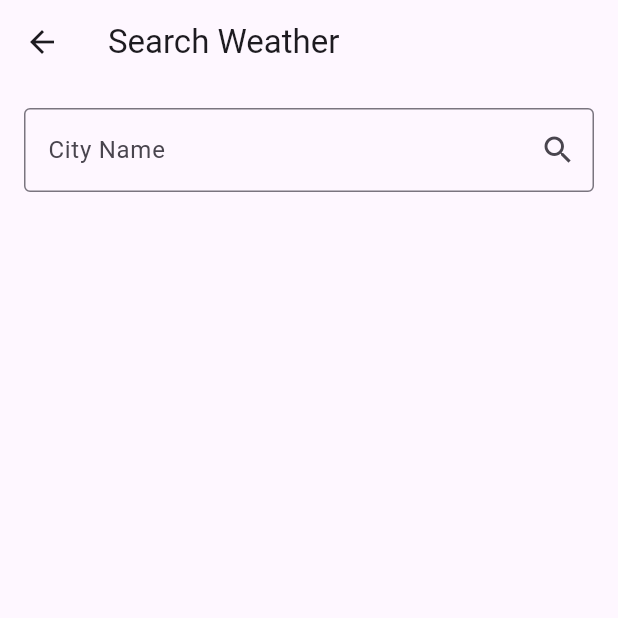
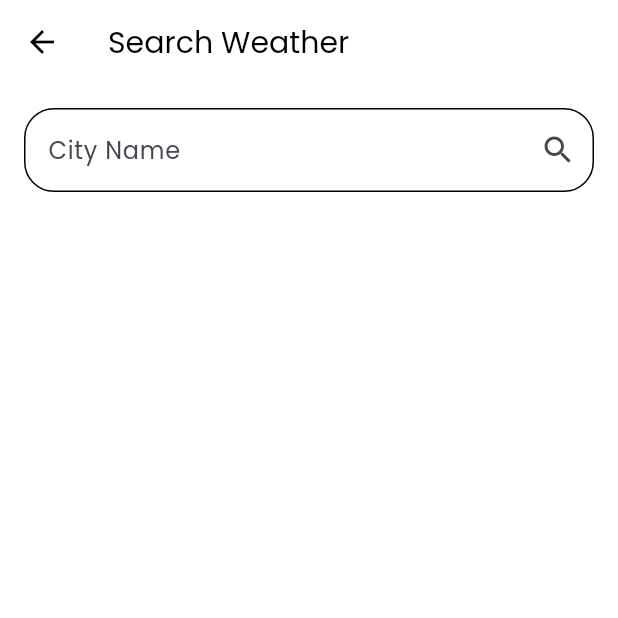
Before and after one commit to kasun0403/simple_weather_app, a Flutter app: the SearchWeatherPage screen opened directly, on a phone screen of 412 x 824 dp, the top half of it. Run offline on Flutter 3.47's test engine with Material 3 defaults, Android fonts, the phone set to English and light mode, and no system bars; our stand-ins replace flutter_dotenv, geocoding, geolocator, google_fonts, lottie, shared_preferences; accounts and stored records are empty.

Commit message:
added Theme persistance

```diff
--- /dev/null
+++ b/lib/providers/theme_provider.dart
@@ -0,0 +1,31 @@
+import 'package:flutter/material.dart';
+import 'package:simple_weather_app/services/theme_persistance.dart';
+import 'package:simple_weather_app/utils/themes.dart';
+
+class ThemeProvider extends ChangeNotifier {
+  ThemeData _themeData = ThemesData().lightMode;
+  final ThemePersistance _themePersistance = ThemePersistance();
+  //constructor
+  ThemeProvider() {
+    _loadTheme();
+  }
+//getter
+  ThemeData get getThemeData => _themeData;
+
+//setter
+  set setThemeData(ThemeData theme) {
+    _themeData = theme;
+    notifyListeners();
+  }
+
+  Future<void> _loadTheme() async {
+    bool isDark = await _themePersistance.loadTheme();
+    setThemeData = isDark ? ThemesData().darkMode : ThemesData().lightMode;
+  }
+
+  //toggle theme
+  Future<void> toggleTheme(bool isDark) async {
+    setThemeData = isDark ? ThemesData().darkMode : ThemesData().lightMode;
+    await _themePersistance.storeTheme(isDark);
+  }
+}
--- /dev/null
+++ b/lib/utils/themes.dart
@@ -0,0 +1,62 @@
+import 'package:flutter/material.dart';
+import 'package:google_fonts/google_fonts.dart';
+
+class ThemesData {
+  //light mode theme
+  final ThemeData lightMode = ThemeData(
+    brightness: Brightness.light,
+    fontFamily: GoogleFonts.poppins().fontFamily,
+    primarySwatch: Colors.blue,
+    appBarTheme: AppBarTheme(
+      backgroundColor: Colors.white,
+      titleTextStyle: TextStyle(
+          color: Colors.black,
+          fontFamily: GoogleFonts.poppins().fontFamily,
+          fontSize: 20),
+      iconTheme: const IconThemeData(color: Colors.black),
+    ),
+    inputDecorationTheme: InputDecorationTheme(
+      border: OutlineInputBorder(
+        borderRadius: BorderRadius.circular(20),
+        borderSide: const BorderSide(color: Colors.black),
+      ),
+      focusedBorder: OutlineInputBorder(
+        borderRadius: BorderRadius.circular(20),
+        borderSide: const BorderSide(color: Colors.black),
+      ),
+      enabledBorder: OutlineInputBorder(
+        borderRadius: BorderRadius.circular(20),
+        borderSide: const BorderSide(color: Colors.black),
+      ),
+    ),
+    scaffoldBackgroundColor: Colors.white,
+  );
+  final ThemeData darkMode = ThemeData(
+    brightness: Brightness.dark,
+    fontFamily: GoogleFonts.poppins().fontFamily,
+    primarySwatch: Colors.blue,
+    appBarTheme: AppBarTheme(
+      backgroundColor: const Color.fromARGB(255, 32, 32, 32),
+      titleTextStyle: TextStyle(
+          color: Colors.white,
+          fontFamily: GoogleFonts.poppins().fontFamily,
+          fontSize: 20),
+      iconTheme: const IconThemeData(color: Colors.white),
+    ),
+    inputDecorationTheme: InputDecorationTheme(
+      border: OutlineInputBorder(
+        borderRadius: BorderRadius.circular(20),
+        borderSide: const BorderSide(color: Colors.white),
+      ),
+      focusedBorder: OutlineInputBorder(
+        borderRadius: BorderRadius.circular(20),
+        borderSide: const BorderSide(color: Colors.white),
+      ),
+      enabledBorder: OutlineInputBorder(
+        borderRadius: BorderRadius.circular(20),
+        borderSide: const BorderSide(color: Colors.white),
+      ),
+    ),
+    scaffoldBackgroundColor: const Color.fromARGB(255, 32, 32, 32),
+  );
+}
```
Also changed, not shown: lib/main.dart (+10 -6 lines), lib/pages/home_page.dart (+17 -4 lines), lib/services/theme_persistance.dart (added, +17 -0 lines).
